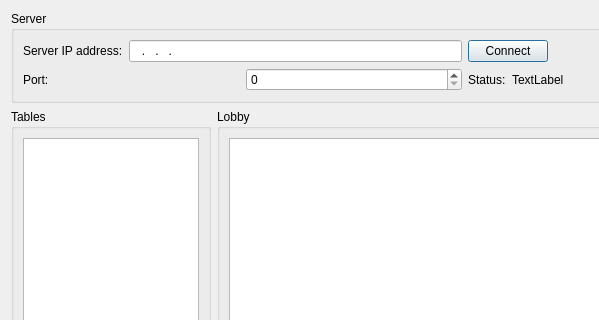
Old version of the form src/desktop/forms/LobbyUI.ui in the repository arabine/icl; both pictures show x 0 to 599 and y 0 to 320 of the 930 by 581 pixel window.
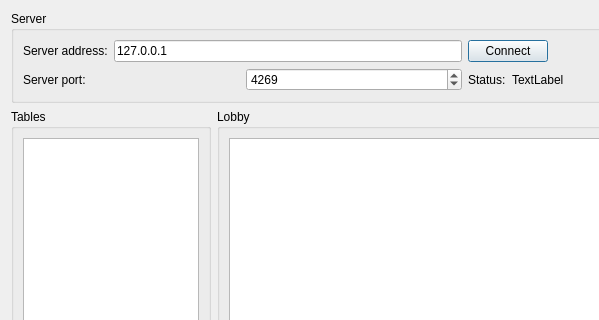
New version of the form.

Commit message: Basic Lobby join mechanism

The edit to the form file:
```diff
--- a/src/desktop/forms/LobbyUI.ui
+++ b/src/desktop/forms/LobbyUI.ui
@@ -33,17 +33,14 @@
              </sizepolicy>
             </property>
             <property name="text">
-             <string>Server IP address:</string>
+             <string>Server address:</string>
             </property>
            </widget>
           </item>
           <item>
-           <widget class="QLineEdit" name="ipAddress">
-            <property name="inputMask">
-             <string>000.000.000.000</string>
-            </property>
+           <widget class="QLineEdit" name="serverAddress">
             <property name="text">
-             <string>...</string>
+             <string notr="true">127.0.0.1</string>
             </property>
             <property name="maxLength">
              <number>15</number>
@@ -60,7 +57,7 @@
           <item>
            <widget class="QLabel" name="label">
             <property name="text">
-             <string>Port:</string>
+             <string>Server port:</string>
             </property>
            </widget>
           </item>
@@ -69,6 +66,9 @@
             <property name="maximum">
              <number>65535</number>
             </property>
+            <property name="value">
+             <number>4269</number>
+            </property>
            </widget>
           </item>
          </layout>
```
Left out of the diff: 13 changed lines with no effect on the pictures. The commit also changes 4 other files.
